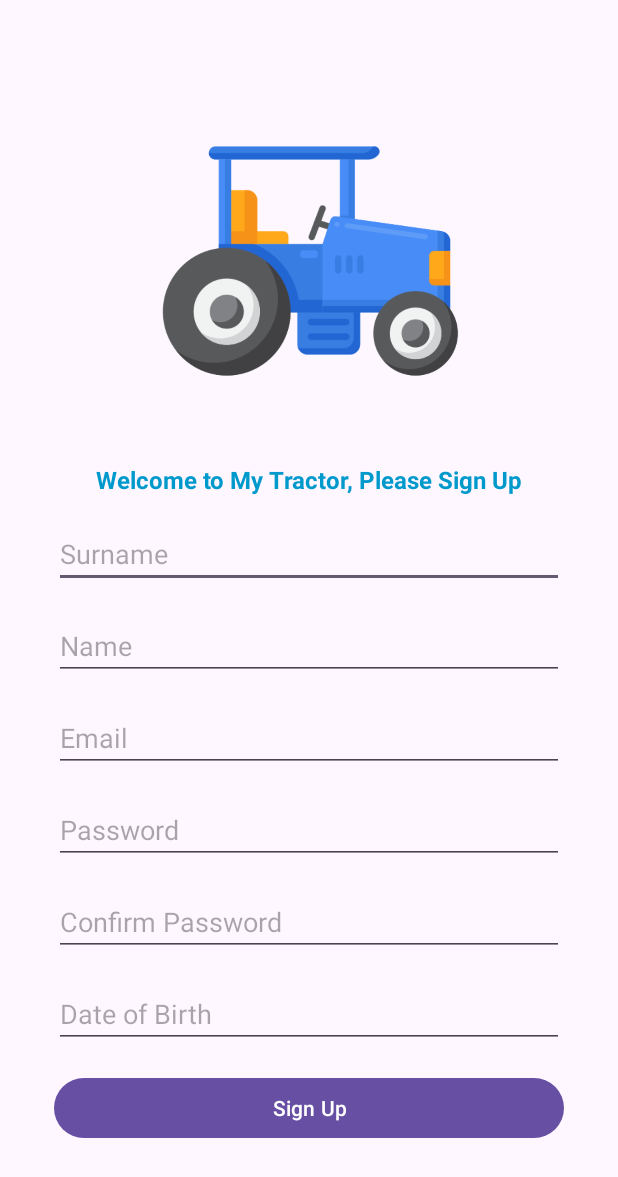
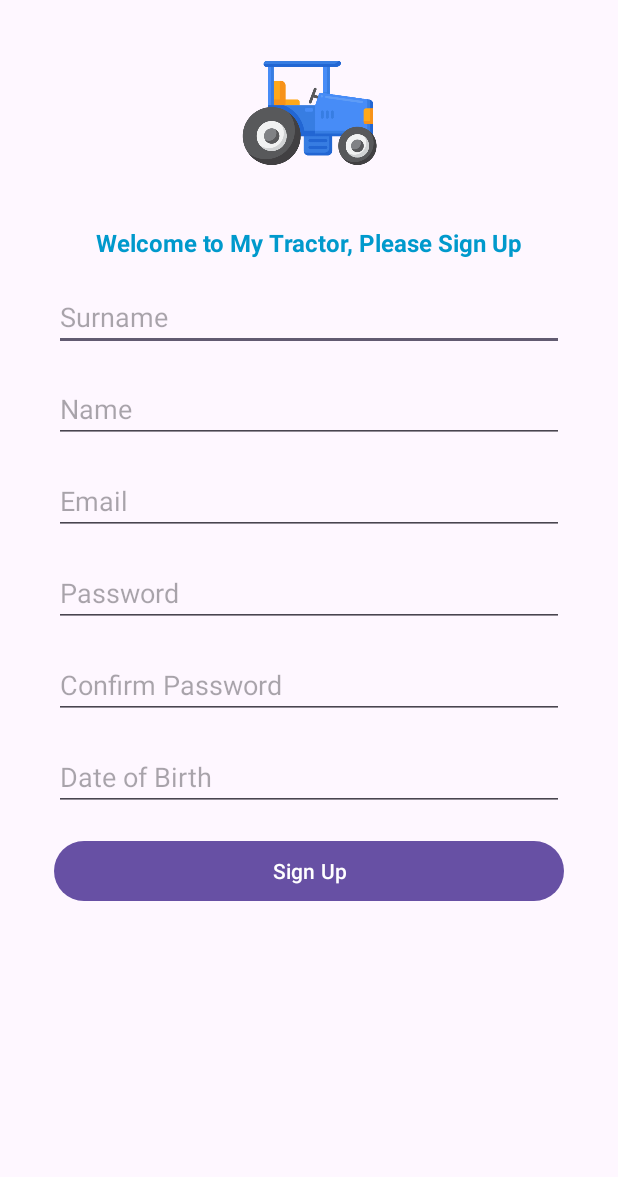
Before and after one commit to Kadarusree/MyTractor, an Android app: the SignupActivity screen opened directly, with no data from a screen before it, on a phone screen of 412 x 824 dp. Shown: the top 1177 px of the screen. Run offline under Robolectric (Android 15) with nearby library versions, the light colour scheme and no system bars.

Commit message:
Changes in Signup screen

```diff
--- a/app/src/main/java/com/rakesh/mytractor/SignupActivity.java
+++ b/app/src/main/java/com/rakesh/mytractor/SignupActivity.java
@@ -1,5 +1,6 @@
 package com.rakesh.mytractor;
 
+import android.app.AlertDialog;
 import android.os.Bundle;
 import android.text.TextUtils;
 import android.util.Patterns;
@@ -30,11 +31,22 @@ public class SignupActivity extends AppCompatActivity {
             if (validateInput()) {
 
                 DatabaseHandler mDbHandler = new DatabaseHandler(SignupActivity.this);
-                mDbHandler.addUser(surnameEditText.getText().toString().trim(),
+              long id =   mDbHandler.addUser(surnameEditText.getText().toString().trim(),
                         nameEditText.getText().toString().trim(),
                         emailEditText.getText().toString().trim(),
                         passwordEditText.getText().toString().trim(),
                         dobEditText.getText().toString().trim());
+
+              if(id>0){
+                  Toast.makeText(SignupActivity.this, "Registration successful!", Toast.LENGTH_SHORT).show();
+                  new AlertDialog.Builder(SignupActivity.this)
+                          .setTitle("Success")
+                          .setMessage("You have successfully registered.")
+                          .setPositiveButton(android.R.string.ok, (dialog, which) -> {
+                                finish();
+                          })
+                          .show();
+              }
             }
         });
     }
--- a/app/src/main/res/layout/activity_signup.xml
+++ b/app/src/main/res/layout/activity_signup.xml
@@ -10,12 +10,7 @@
     <LinearLayout
         android:layout_width="match_parent"
         android:layout_height="0dp"
-        android:layout_weight="0.05"></LinearLayout>
-
-    <LinearLayout
-        android:layout_width="match_parent"
-        android:layout_height="0dp"
-        android:layout_weight="0.3"
+        android:layout_weight="0.15"
         android:orientation="vertical">
         <RelativeLayout
             android:layout_width="match_parent"
@@ -28,10 +23,10 @@
                 android:src="@drawable/tractor" />
         </RelativeLayout>
     </LinearLayout>
-    <LinearLayout
+    <ScrollView
         android:layout_width="match_parent"
         android:layout_height="0dp"
-        android:layout_weight="0.65">
+        android:layout_weight="0.85">
         <RelativeLayout
             android:layout_width="match_parent"
             android:layout_height="match_parent"
@@ -55,6 +50,8 @@
                 android:layout_height="wrap_content"
                 android:layout_marginTop="16dp"
                 android:layout_below="@id/title"
+                android:maxLines="1"
+                android:maxLength="40"
                 android:hint="Surname" />
 
             <EditText
@@ -63,6 +60,8 @@
                 android:layout_height="wrap_content"
                 android:layout_marginTop="16dp"
                 android:layout_below="@id/surname"
+                android:maxLines="1"
+                android:maxLength="40"
                 android:hint="Name" />
 
             <EditText
@@ -72,6 +71,8 @@
                 android:layout_marginTop="16dp"
                 android:layout_below="@id/name"
                 android:hint="Email"
+                android:maxLines="1"
+                android:maxLength="40"
                 android:inputType="textEmailAddress" />
 
             <EditText
@@ -81,6 +82,8 @@
                 android:layout_marginTop="16dp"
                 android:hint="Password"
                 android:layout_below="@id/email"
+                android:maxLines="1"
+                android:maxLength="40"
                 android:inputType="textPassword" />
 
             <EditText
@@ -90,6 +93,8 @@
                 android:layout_marginTop="16dp"
                 android:layout_below="@id/password"
                 android:hint="Confirm Password"
+                android:maxLines="1"
+                android:maxLength="40"
                 android:inputType="textPassword" />
 
             <EditText
@@ -98,6 +103,8 @@
                 android:layout_height="wrap_content"
                 android:layout_marginTop="16dp"
                 android:hint="Date of Birth"
+                android:maxLines="1"
+                android:maxLength="40"
                 android:layout_below="@id/confirm_password"
                 android:inputType="date" />
 
@@ -109,7 +116,7 @@
                 android:layout_below="@id/dob"
                 android:text="Sign Up" />
         </RelativeLayout>
-    </LinearLayout>
+    </ScrollView>
 
 
 
```
